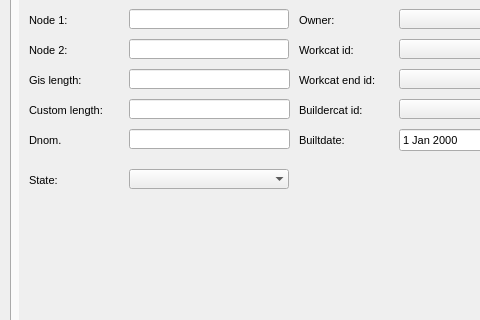
Before: the Qt Designer form ui/ws_man_arc.ui in Giswater/giswater_qgis_plugin, drawn with Qt 5; both pictures show x 0 to 480 and y 137 to 457 of the 601 by 655 pixel window.
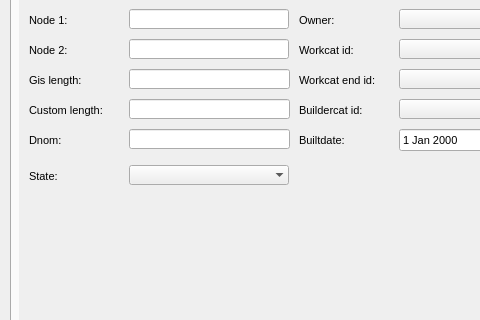
After: the same form once the commit is applied. The open tabs and pages were chosen to show the change. Icons and pictures are not drawn.

Patch:
```diff
--- a/ui/ws_man_arc.ui
+++ b/ui/ws_man_arc.ui
@@ -441,7 +441,7 @@
        <property name="geometry">
         <rect>
          <x>10</x>
-         <y>180</y>
+         <y>176</y>
          <width>90</width>
          <height>22</height>
         </rect>
@@ -623,7 +623,7 @@
        <property name="geometry">
         <rect>
          <x>110</x>
-         <y>180</y>
+         <y>176</y>
          <width>160</width>
          <height>20</height>
         </rect>
@@ -967,7 +967,7 @@
         <enum>QFrame::Plain</enum>
        </property>
        <property name="text">
-        <string>Dnom.</string>
+        <string>Dnom:</string>
        </property>
        <property name="textFormat">
         <enum>Qt::AutoText</enum>
```
Left out of the diff: 104 changed lines with no effect on the pictures.
